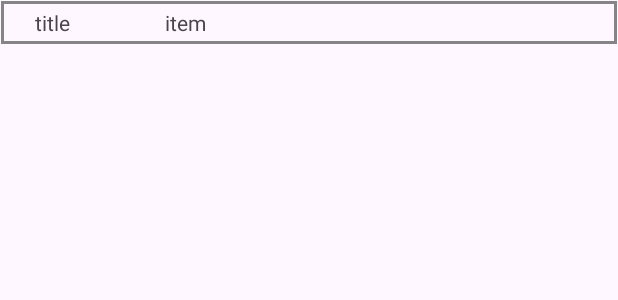
After one commit to skyfall0119/TrackRunning, an Android app: the layout dialog_preset.xml on its own in the app's theme, with its tools: preview values and no code run, on a phone screen of 412 x 824 dp. The commit adds this screen. Shown: the top 300 px of the screen. Run offline under Robolectric (Android 15) with nearby library versions, the phone set to English and light mode, and no system bars.

Commit message:
strings. / preset dialog

```diff
--- a/app/src/main/java/com/jaykim/trackrunning/ActivityFragment.kt
+++ b/app/src/main/java/com/jaykim/trackrunning/ActivityFragment.kt
@@ -66,6 +66,7 @@ class ActivityFragment : Fragment() {
         }.start()
     }
 
+   //fastest average calc
     private fun calcData() {
         val sortData = mutableMapOf<String,ArrayList<Int>>()
 
@@ -166,7 +167,7 @@ class ActivityFragment : Fragment() {
                         }.start()
 
                         Toast.makeText(requireActivity(),
-                            "${currentRun.date} ${currentRun.title} deleted",
+                            "${currentRun.date} ${currentRun.title} ${getString(R.string.activity_deleted)}",
                             Toast.LENGTH_LONG).show()
                         backToActivities()
                     }
--- a/app/src/main/java/com/jaykim/trackrunning/FinishedActivity.kt
+++ b/app/src/main/java/com/jaykim/trackrunning/FinishedActivity.kt
@@ -88,7 +88,7 @@ class FinishedActivity : AppCompatActivity() {
         binding.finishedRv.layoutManager = LinearLayoutManager(this)
 
         //update the UI text
-        binding.finishedTitle.text = "$curDay RUN"
+        binding.finishedTitle.text = "$curDay ${getString(R.string.finished_title_run)}"
         binding.finishedDate.text = "$curDate $curTime"
         binding.tvTotalDist2.text = totalDist
         binding.tvTotalTime2.text = totalTime
@@ -138,7 +138,8 @@ class FinishedActivity : AppCompatActivity() {
             runsDao = db.getRunsDao()
 
             runsDao.insertRuns(RunsEntity(
-                null,curDate, curTime, "$curDay RUN", totalDist, totalTime, runData))
+                null,curDate, curTime, "$curDay ${getString(R.string.finished_title_run)}",
+                totalDist, totalTime, runData))
 
         }.start()
     }
--- a/app/src/main/java/com/jaykim/trackrunning/Helper.kt
+++ b/app/src/main/java/com/jaykim/trackrunning/Helper.kt
@@ -55,7 +55,6 @@ object Helper {
         }
 
 
-        println("breakpoint : getTotalTime Int $totalTime")
         val minute = (totalTime / 60000)
         val second = (totalTime % 60000) / 1000
         val ms = (totalTime / 10) % 100
--- a/app/src/main/java/com/jaykim/trackrunning/MainActivity.kt
+++ b/app/src/main/java/com/jaykim/trackrunning/MainActivity.kt
@@ -11,6 +11,7 @@ import android.view.inputmethod.InputMethodManager
 import android.widget.EditText
 import android.widget.Toast
 import androidx.appcompat.app.ActionBarDrawerToggle
+import androidx.appcompat.app.AlertDialog
 import androidx.core.view.GravityCompat
 import androidx.drawerlayout.widget.DrawerLayout
 import androidx.fragment.app.Fragment
@@ -56,6 +57,7 @@ class MainActivity : AppCompatActivity(), NavigationView.OnNavigationItemSelecte
 
 
         resources.updateConfiguration(Configuration(),resources.displayMetrics)
+
 
 
     }
--- a/app/src/main/java/com/jaykim/trackrunning/PresetFragment.kt
+++ b/app/src/main/java/com/jaykim/trackrunning/PresetFragment.kt
@@ -70,7 +70,6 @@ class PresetFragment : Fragment() {
                 override fun onItemClick(view: View, position: Int) {
                     val bundle = Bundle()
                     bundle.putInt("position",position)
-                    println("breakpoint : preset $position clicked")
                     val singleFrag = PresetAddFragment()
                     singleFrag.arguments = bundle
                     val transaction = requireActivity().supportFragmentManager.beginTransaction()
--- a/app/src/main/java/com/jaykim/trackrunning/SettingFragment.kt
+++ b/app/src/main/java/com/jaykim/trackrunning/SettingFragment.kt
@@ -64,12 +64,6 @@ class SettingFragment : PreferenceFragmentCompat() {
         }
     }
 
-
-    override fun onConfigurationChanged(newConfig: Configuration) {
-        super.onConfigurationChanged(newConfig)
-    }
-
-
     override fun onResume() {
         super.onResume()
         pref.registerOnSharedPreferenceChangeListener(prefListener)
--- /dev/null
+++ b/app/src/main/res/layout/dialog_preset.xml
@@ -0,0 +1,36 @@
+<?xml version="1.0" encoding="utf-8"?>
+<androidx.constraintlayout.widget.ConstraintLayout xmlns:android="http://schemas.android.com/apk/res/android"
+    android:layout_width="match_parent"
+    android:layout_height="30dp"
+    xmlns:app="http://schemas.android.com/apk/res-auto"
+    android:background="@drawable/run_rv_border"
+    >
+
+    <TextView
+        android:id="@+id/preset_add_dialog1"
+        android:layout_width="50dp"
+        android:layout_height="30dp"
+        android:text="title"
+        app:layout_constraintStart_toStartOf="parent"
+        app:layout_constraintTop_toTopOf="parent"
+        app:layout_constraintBottom_toBottomOf="parent"
+        android:gravity="center"
+        android:layout_marginLeft="10dp"
+        />
+    <TextView
+        android:id="@+id/preset_add_dialog2"
+        android:layout_width="50dp"
+        android:layout_height="30dp"
+        android:text="item"
+        app:layout_constraintStart_toEndOf="@id/preset_add_dialog1"
+        app:layout_constraintTop_toTopOf="parent"
+        app:layout_constraintBottom_toBottomOf="parent"
+
+        android:layout_marginLeft="50dp"
+        android:gravity="center_vertical"
+        />
+
+
+
+
+</androidx.constraintlayout.widget.ConstraintLayout>
--- a/app/src/main/res/layout/fragment_preset_add.xml
+++ b/app/src/main/res/layout/fragment_preset_add.xml
@@ -44,6 +44,7 @@
         android:hint="@string/preset_add_hint"
         android:singleLine="true"
         android:maxLines="1"
+
 
 
 
--- a/app/src/main/res/layout/fragment_running.xml
+++ b/app/src/main/res/layout/fragment_running.xml
@@ -48,7 +48,7 @@
         android:layout_width="wrap_content"
         android:layout_height="wrap_content"
         android:text="@string/running_radio_qs"
-        android:textSize="40dp"
+        android:textSize="40sp"
         android:textStyle="bold"
         app:layout_constraintTop_toBottomOf="@id/radiogroup_running"
         app:layout_constraintLeft_toLeftOf="parent"
@@ -182,7 +182,7 @@
         android:id="@+id/btn_running_start"
         android:layout_width="120dp"
         android:layout_height="120dp"
-        android:text="START"
+        android:text="@string/run_btn_start"
         android:textSize="20sp"
         android:textStyle="bold"
         android:padding="0dp"
--- a/app/src/main/res/layout/nav_header.xml
+++ b/app/src/main/res/layout/nav_header.xml
@@ -14,7 +14,7 @@
     <TextView
         android:layout_width="wrap_content"
         android:layout_height="wrap_content"
-        android:text="this is the header"
+        android:text="@string/app_name"
         android:textSize="20sp"/>
 
 
--- a/app/src/main/res/xml/preference.xml
+++ b/app/src/main/res/xml/preference.xml
@@ -4,7 +4,7 @@
 
     <ListPreference
         android:key="language"
-        app:title="Language"
+        app:title="@string/pref_language"
         android:entries="@array/language"
         android:entryValues="@array/language"
         android:defaultValue="English"
```
Also changed, not shown: app/src/main/java/com/jaykim/trackrunning/PresetAddFragment.kt (+3 -8 lines), app/src/main/java/com/jaykim/trackrunning/PresetAddRvAdapter.kt (+0 -23 lines), app/src/main/java/com/jaykim/trackrunning/RunningFragment.kt (+2 -10 lines), app/src/main/java/com/jaykim/trackrunning/RunningRvAdapter.kt (+27 -4 lines), app/src/main/res/layout/rv_item_preset_add.xml (+13 -13 lines), app/src/main/res/values/strings.xml (+8 -0 lines), 2 other files.
